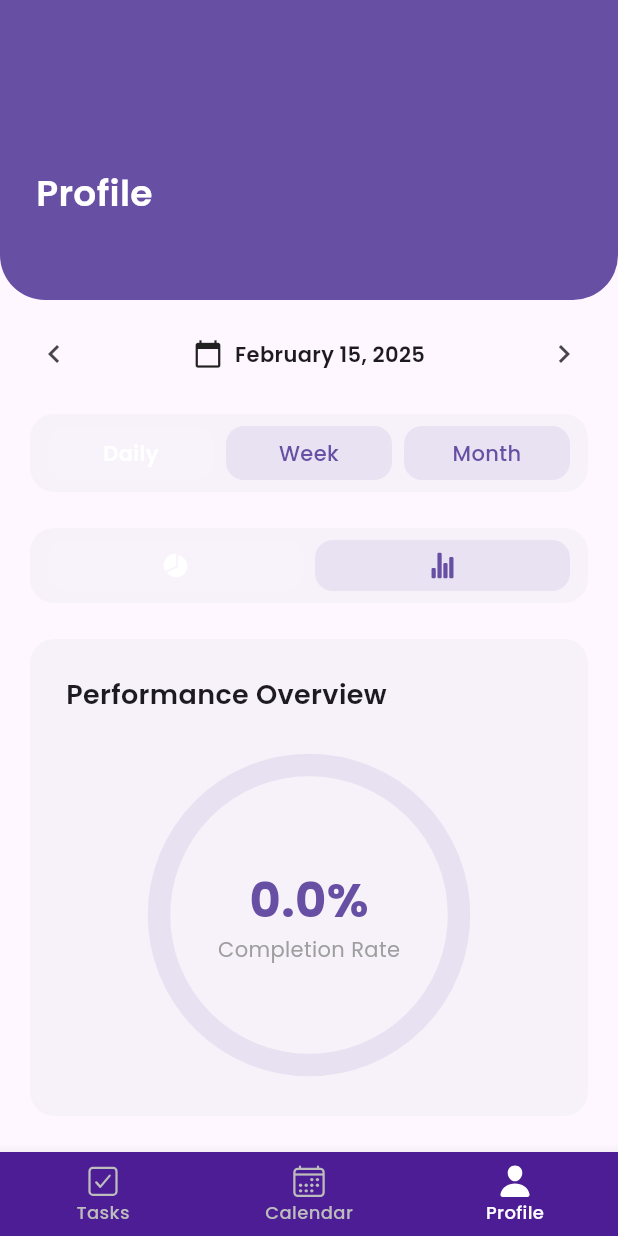
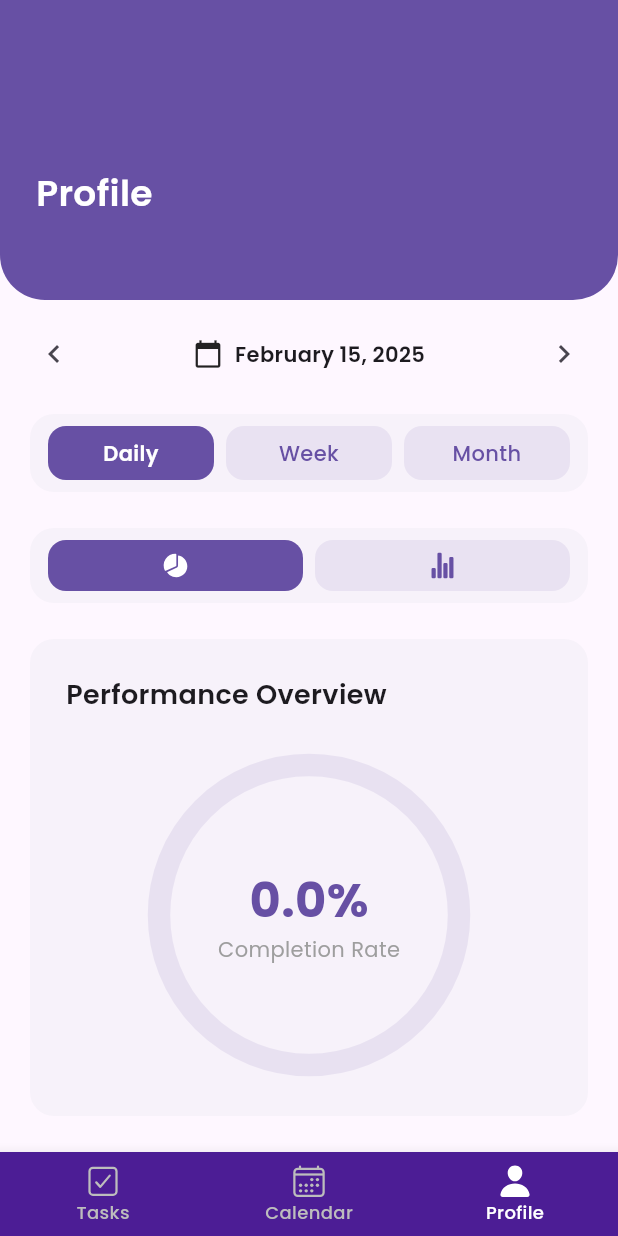
Before and after one commit to GM-11/planner, a Flutter app: the screen it shows once a user with an empty profile is signed in, item 3 of the bottom bar chosen, on a phone screen of 412 x 824 dp. Run offline on Flutter 3.47's test engine with Material 3 defaults, Android fonts, the phone set to English and light mode, and no system bars; our stand-ins replace fl_chart, flutter_dotenv, flutter_riverpod, go_router, google_fonts, ionicons and 3 more; missing offline and left inert: onesignal_flutter; accounts and stored records are empty.

Commit message:
fixied chart toggle and time filter colors

```diff
--- a/lib/features/profile/widgets/chart_type_toggle.dart
+++ b/lib/features/profile/widgets/chart_type_toggle.dart
@@ -64,7 +64,9 @@ class _ChartTypeButton extends StatelessWidget {
     return Material(
       color:
           isSelected
-              ? Colors.white.withAlpha(25)
+              ? isDesktop
+                  ? Colors.white.withAlpha(25)
+                  : Theme.of(context).primaryColor
               : isDesktop
               ? Theme.of(context).primaryColor
               : Theme.of(context).primaryColor.withAlpha(25),
--- a/lib/features/profile/widgets/time_filter.dart
+++ b/lib/features/profile/widgets/time_filter.dart
@@ -60,7 +60,9 @@ class _FilterButton extends StatelessWidget {
     return Material(
       color:
           isSelected
-              ? Colors.white.withAlpha(25)
+              ? isDesktop
+                  ? Colors.white.withAlpha(25)
+                  : Theme.of(context).primaryColor
               : isDesktop
               ? Theme.of(context).primaryColor
               : Theme.of(context).primaryColor.withAlpha(25),
```
